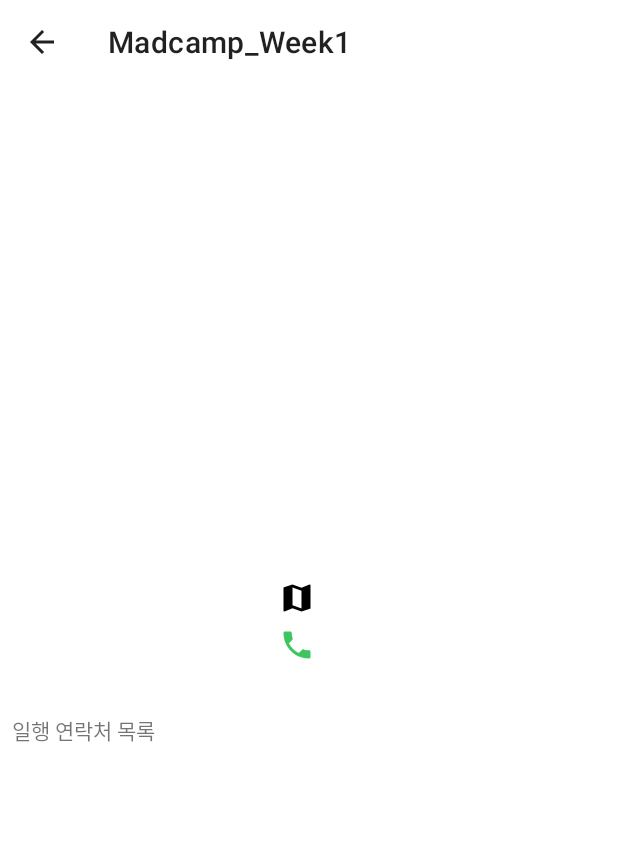
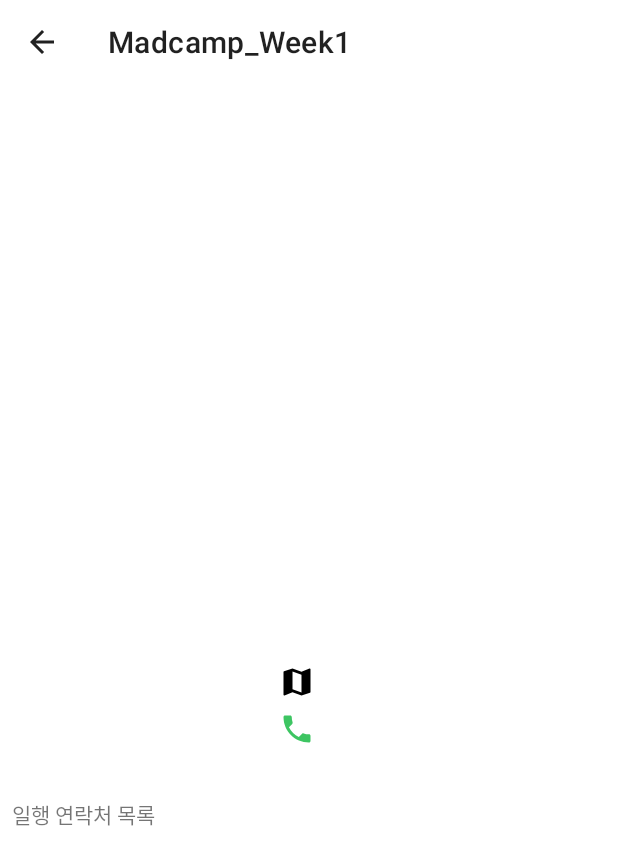
Before and after one commit to EunsuKim03/Madcamp_Week1, an Android app: the ReservationDetailActivity screen opened directly, with no data from a screen before it, on a phone screen of 412 x 824 dp. Shown: the top 865 px of the screen. Run offline under Robolectric (Android 15) with nearby library versions, the phone set to English and light mode, and no system bars; 9 statements that could not run were skipped.

Commit message:
Reservation detail margin modified

```diff
--- a/app/src/main/res/layout/activity_reservation_detail.xml
+++ b/app/src/main/res/layout/activity_reservation_detail.xml
@@ -34,6 +34,7 @@
         android:id="@+id/sv_rsv_detail_restaurant_container"
         android:layout_width="match_parent"
         android:layout_height="match_parent"
+        android:layout_marginTop="?attr/actionBarSize"
         app:layout_constraintStart_toStartOf="parent"
         app:layout_constraintEnd_toEndOf="parent"
         app:layout_constraintBottom_toBottomOf="parent"
@@ -66,6 +67,7 @@
                 android:layout_width="wrap_content"
                 android:layout_height="wrap_content"
                 android:layout_gravity="center"
+                android:textAlignment="center"
                 android:textSize="20sp"
                 android:textColor="#000000"
                 android:layout_marginTop="4dp"
@@ -77,6 +79,7 @@
                 android:layout_width="wrap_content"
                 android:layout_height="wrap_content"
                 android:layout_gravity="center"
+                android:textAlignment="center"
                 android:textSize="20sp"
                 android:textColor="#000000"
                 android:drawableStart="@drawable/ic_gallery_map"
@@ -90,6 +93,7 @@
                 android:layout_width="wrap_content"
                 android:layout_height="wrap_content"
                 android:layout_gravity="center"
+                android:textAlignment="center"
                 android:textSize="20sp"
                 android:textColor="#000000"
                 android:drawableStart="@drawable/ic_contact_call"
```
